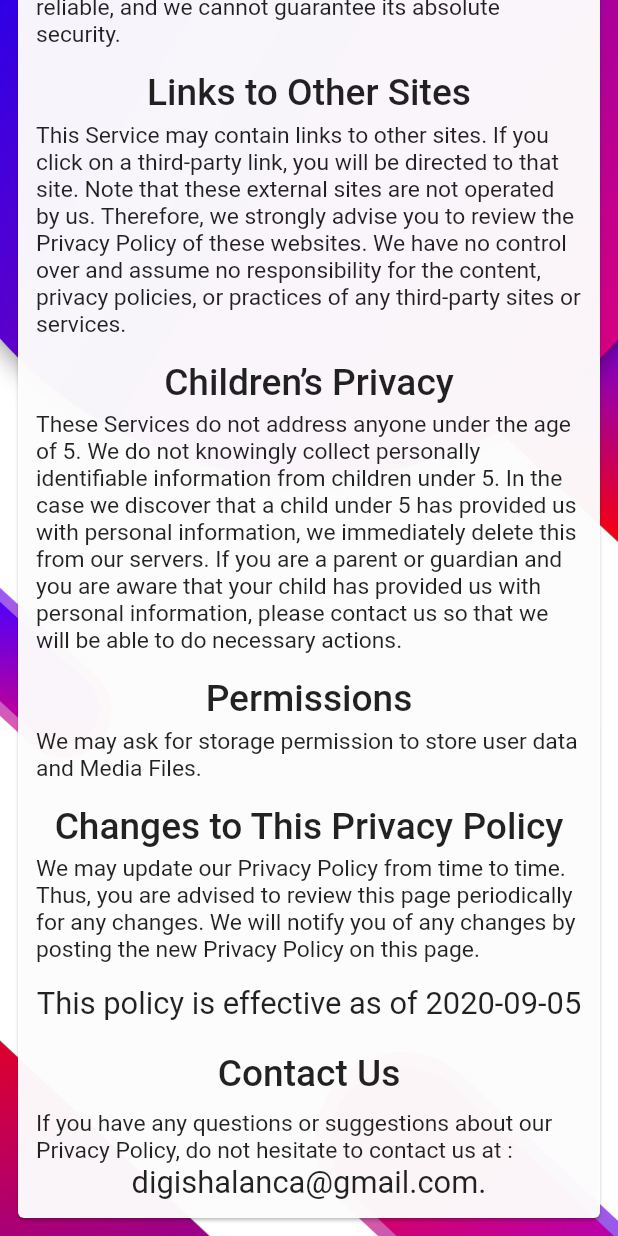
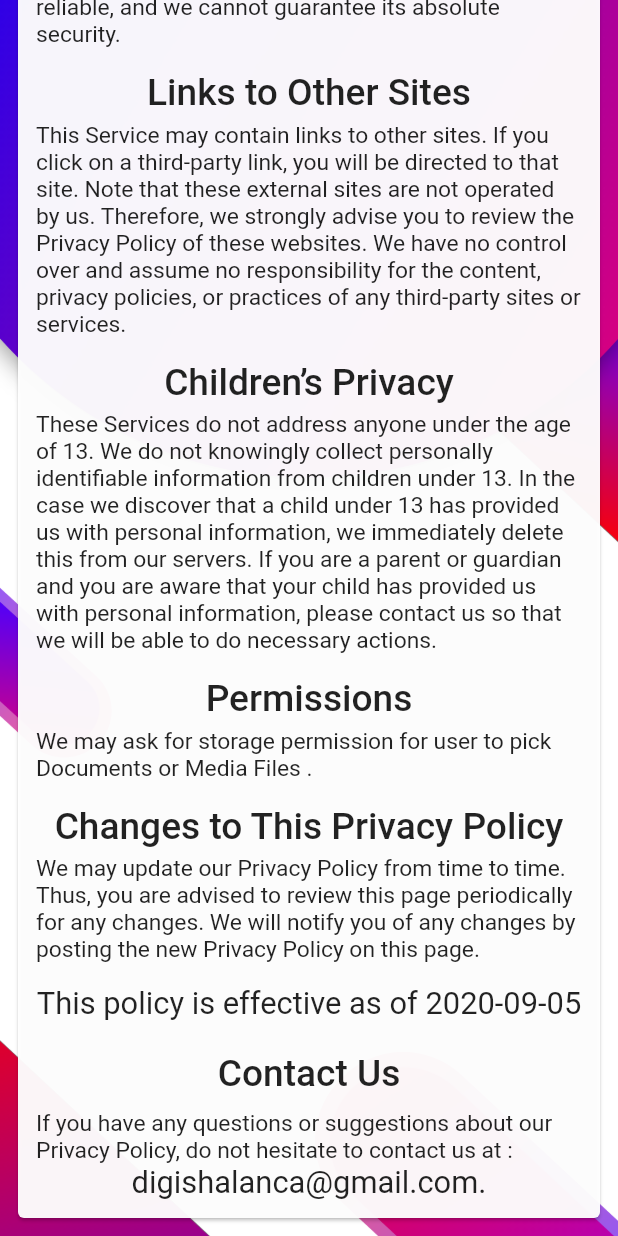
Before and after one commit to Ujjawalmaurya/Mentor, a Flutter app: the Policy screen opened by its route, scrolled down 1672 dp, on a phone screen of 412 x 824 dp. Run offline on Flutter 3.47's test engine with Material 2 defaults, Android fonts, the phone set to English and light mode, and no system bars; our stand-ins replace cloud_firestore, file_picker, firebase_auth, firebase_core, firebase_database, firebase_storage and 5 more; accounts and stored records are empty.

Commit message:
updated policy

```diff
--- a/lib/policy.dart
+++ b/lib/policy.dart
@@ -28,7 +28,7 @@ class _PolicyState extends State<Policy> {
                       fontWeight: FontWeight.bold)),
               SizedBox(height: 20.0),
               Text(
-                  "Navoday Children's Academy built the NCA DigiShala app as a Free app. This SERVICE is provided by Navoday Children's Academy at no cost and is intended for use as is.",
+                  "Navoday Children's Academy built the Mentor -DigiShala app as a Free app. This SERVICE is provided by Navoday Children's Academy at no cost and is intended for use as is.",
                   style: TextStyle(
                       fontSize: MediaQuery.of(context).size.width * 0.037)),
               SizedBox(height: 10.0),
@@ -152,7 +152,7 @@ class _PolicyState extends State<Policy> {
                       fontWeight: FontWeight.w500)),
               SizedBox(height: 5.0),
               Text(
-                  "These Services do not address anyone under the age of 5. We do not knowingly collect personally identifiable information from children under 5. In the case we discover that a child under 5 has provided us with personal information, we immediately delete this from our servers. If you are a parent or guardian and you are aware that your child has provided us with personal information, please contact us so that we will be able to do necessary actions.",
+                  "These Services do not address anyone under the age of 13. We do not knowingly collect personally identifiable information from children under 13. In the case we discover that a child under 13 has provided us with personal information, we immediately delete this from our servers. If you are a parent or guardian and you are aware that your child has provided us with personal information, please contact us so that we will be able to do necessary actions.",
                   style: TextStyle(
                       fontSize: MediaQuery.of(context).size.width * 0.037)),
               SizedBox(height: 15.0),
@@ -162,7 +162,7 @@ class _PolicyState extends State<Policy> {
                       fontWeight: FontWeight.w500)),
               SizedBox(height: 5.0),
               Text(
-                  "We may ask for storage permission to store user data and Media Files.",
+                  "We may ask for storage permission for user to pick Documents or Media Files .",
                   style: TextStyle(
                       fontSize: MediaQuery.of(context).size.width * 0.037)),
               SizedBox(height: 15.0),
```
Also changed, not shown: 2 other files.
